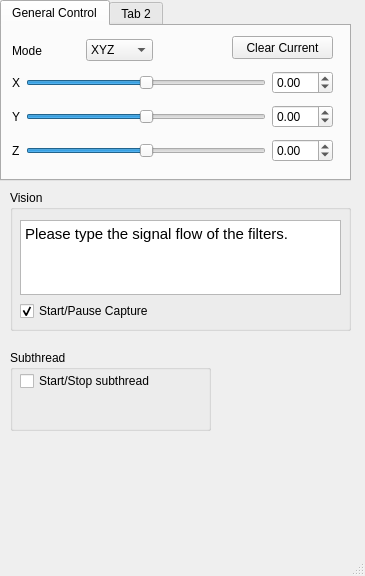
First picture: the form in mainwindow.ui, repository atelier-ritz/CoilSystemPython, before the edit.
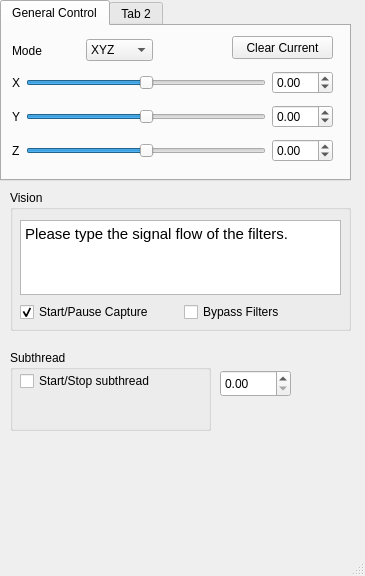
Second picture: the form after the edit.

What changed in the file:
```diff
--- a/mainwindow.ui
+++ b/mainwindow.ui
@@ -224,15 +224,18 @@
 &lt;p style=&quot; margin-top:0px; margin-bottom:0px; margin-left:0px; margin-right:0px; -qt-block-indent:0; text-indent:0px;&quot;&gt;Please type the signal flow of the filters.&lt;/p&gt;&lt;/body&gt;&lt;/html&gt;</string>
      </property>
     </widget>
-    <widget class="QCheckBox" name="chb_startPauseCapture">
+    <widget class="QWidget" name="layoutWidget">
      <property name="geometry">
       <rect>
        <x>10</x>
        <y>110</y>
-       <width>181</width>
-       <height>22</height>
+       <width>321</width>
+       <height>24</height>
       </rect>
      </property>
+     <layout class="QHBoxLayout" name="horizontalLayout_2">
+      <item>
+       <widget class="QCheckBox" name="chb_startPauseCapture">
      <property name="text">
       <string>Start/Pause Capture</string>
      </property>
@@ -240,6 +243,19 @@
       <bool>true</bool>
      </property>
     </widget>
+      </item>
+      <item>
+       <widget class="QCheckBox" name="chb_bypassFilters">
+        <property name="text">
+         <string>Bypass Filters</string>
+        </property>
+        <property name="checked">
+         <bool>false</bool>
+        </property>
+       </widget>
+      </item>
+     </layout>
+    </widget>
    </widget>
    <widget class="QGroupBox" name="groupBox_2">
     <property name="geometry">
@@ -267,6 +283,25 @@
      </property>
     </widget>
    </widget>
+   <widget class="QDoubleSpinBox" name="dsb_freq">
+    <property name="geometry">
+     <rect>
+      <x>220</x>
+      <y>370</y>
+      <width>71</width>
+      <height>27</height>
+     </rect>
+    </property>
+    <property name="minimum">
+     <double>0.000000000000000</double>
+    </property>
+    <property name="maximum">
+     <double>60.000000000000000</double>
+    </property>
+    <property name="singleStep">
+     <double>1.000000000000000</double>
+    </property>
+   </widget>
   </widget>
   <widget class="QMenuBar" name="menubar">
    <property name="geometry">
```
Lines whose indentation alone changed are shown as unchanged.
